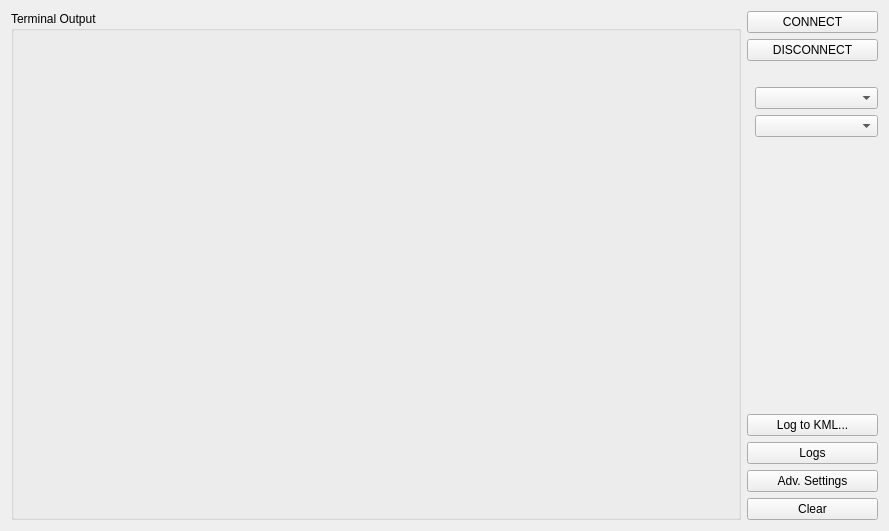
Above: src/ui/configuration/TerminalConsole.ui from ArduPilot/apm_planner before the change. Below: the same form after it.
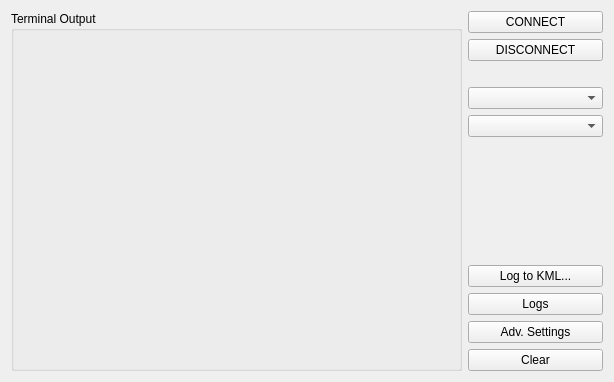
That is the form after the change.

Commit message: Terminal View: Refactor Terminal View in a menu option

```diff
--- a/src/ui/configuration/TerminalConsole.ui
+++ b/src/ui/configuration/TerminalConsole.ui
@@ -6,8 +6,8 @@
    <rect>
     <x>0</x>
     <y>0</y>
-    <width>889</width>
-    <height>531</height>
+    <width>614</width>
+    <height>382</height>
    </rect>
   </property>
   <property name="windowTitle">
@@ -18,7 +18,7 @@
     <widget class="QGroupBox" name="terminalGroupBox">
      <property name="sizePolicy">
       <sizepolicy hsizetype="Expanding" vsizetype="Expanding">
-       <horstretch>0</horstretch>
+       <horstretch>100</horstretch>
        <verstretch>0</verstretch>
       </sizepolicy>
      </property>
@@ -31,7 +31,7 @@
    <item>
     <layout class="QVBoxLayout" name="verticalLayout">
      <property name="sizeConstraint">
-      <enum>QLayout::SetMinAndMaxSize</enum>
+      <enum>QLayout::SetMinimumSize</enum>
      </property>
      <item alignment="Qt::AlignRight|Qt::AlignVCenter">
       <widget class="QPushButton" name="connectButton">
@@ -43,7 +43,7 @@
        </property>
        <property name="minimumSize">
         <size>
-         <width>131</width>
+         <width>135</width>
          <height>0</height>
         </size>
        </property>
@@ -62,7 +62,7 @@
        </property>
        <property name="minimumSize">
         <size>
-         <width>131</width>
+         <width>135</width>
          <height>0</height>
         </size>
        </property>
@@ -87,39 +87,21 @@
        </property>
       </spacer>
      </item>
-     <item alignment="Qt::AlignRight">
+     <item>
       <widget class="QComboBox" name="linkComboBox">
-       <property name="sizePolicy">
-        <sizepolicy hsizetype="Expanding" vsizetype="Fixed">
-         <horstretch>0</horstretch>
-         <verstretch>0</verstretch>
-        </sizepolicy>
-       </property>
        <property name="minimumSize">
         <size>
-         <width>123</width>
+         <width>135</width>
          <height>0</height>
         </size>
        </property>
-       <property name="maximumSize">
-        <size>
-         <width>220</width>
-         <height>32</height>
-        </size>
-       </property>
       </widget>
      </item>
-     <item alignment="Qt::AlignRight">
+     <item>
       <widget class="QComboBox" name="baudComboBox">
-       <property name="sizePolicy">
-        <sizepolicy hsizetype="Minimum" vsizetype="Fixed">
-         <horstretch>0</horstretch>
-         <verstretch>0</verstretch>
-        </sizepolicy>
-       </property>
        <property name="minimumSize">
         <size>
-         <width>123</width>
+         <width>135</width>
          <height>0</height>
         </size>
        </property>
@@ -140,6 +122,12 @@
      </item>
      <item>
       <widget class="QPushButton" name="logToKmlButton">
+       <property name="minimumSize">
+        <size>
+         <width>135</width>
+         <height>0</height>
+        </size>
+       </property>
        <property name="toolTip">
         <string>Pick a dataflash log file to generate a KML/KMZ file from</string>
        </property>
@@ -150,6 +138,12 @@
      </item>
      <item>
       <widget class="QPushButton" name="logsButton">
+       <property name="minimumSize">
+        <size>
+         <width>135</width>
+         <height>0</height>
+        </size>
+       </property>
        <property name="text">
         <string>Logs</string>
        </property>
@@ -157,6 +151,12 @@
      </item>
      <item>
       <widget class="QPushButton" name="settingsButton">
+       <property name="minimumSize">
+        <size>
+         <width>135</width>
+         <height>0</height>
+        </size>
+       </property>
        <property name="text">
         <string>Adv. Settings</string>
        </property>
@@ -164,6 +164,12 @@
      </item>
      <item>
       <widget class="QPushButton" name="clearButton">
+       <property name="minimumSize">
+        <size>
+         <width>135</width>
+         <height>0</height>
+        </size>
+       </property>
        <property name="text">
         <string>Clear</string>
        </property>
```
The commit also changes 6 other files.
